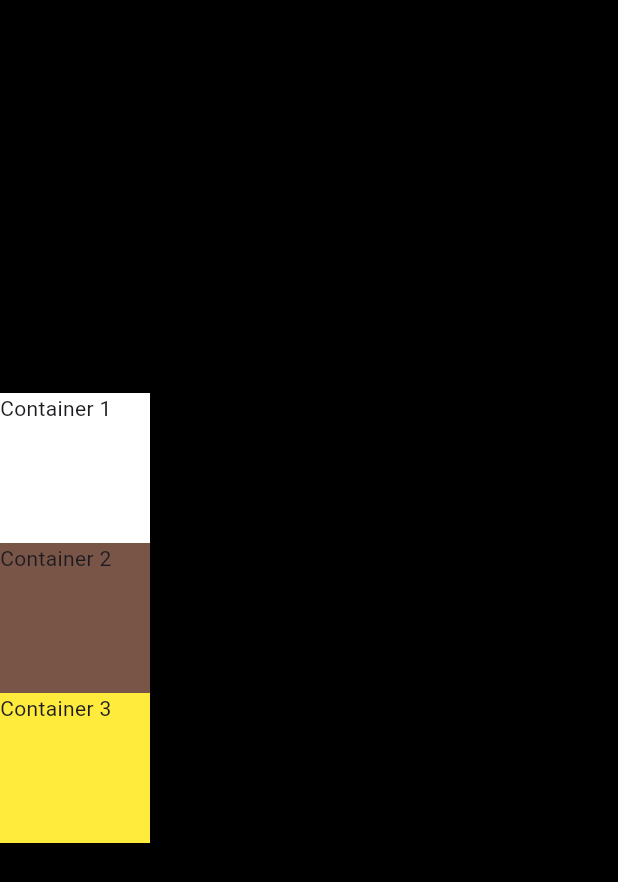
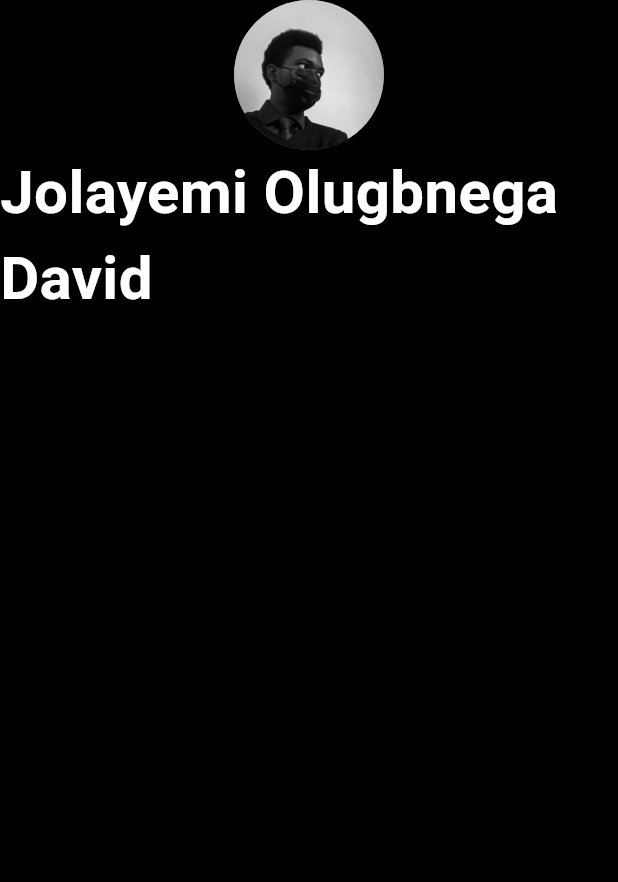
Before and after one commit to sky-hackeR/portfolio_card, a Flutter app: the screen it shows after launch, on a phone screen of 412 x 824 dp. Shown: the top 882 px of the screen. Run offline on Flutter 3.47's test engine with Material 3 defaults, Android fonts, the light colour scheme and no system bars.

Commit message:
Adding of images and desired font type and weight

```diff
--- a/lib/main.dart
+++ b/lib/main.dart
@@ -11,30 +11,24 @@
 
   @override
   Widget build(BuildContext context) {
-    return MaterialApp(
+    return const MaterialApp(
       home: Scaffold(
         backgroundColor: Colors.black,
         body: SafeArea(
           child: Column(
-            mainAxisAlignment: MainAxisAlignment.center,
-            children: <Widget> [
-              Container(
-                height: 100.0,
-                width: 100.0,
-                color: Colors.white,
-                child: const Text('Container 1'),
+            children: <Widget>[
+              CircleAvatar(
+                radius: 50.0,
+                backgroundColor: Colors.brown,
+                backgroundImage: AssetImage('images/dave.jpg'),
               ),
-              Container(
-                width: 100.0,
-                height: 100.0,
-                color: Colors.brown,
-                child: const Text('Container 2'),
-              ),
-              Container(
-                height: 100.0,
-                width: 100.0,
-                color: Colors.yellow,
-                child: const Text('Container 3'),
+              Text(
+                'Jolayemi Olugbnega David',
+                style: TextStyle(
+                  fontSize: 40.0,
+                  color: Colors.white,
+                  fontWeight: FontWeight.bold
+                ),
               ),
             ],
           ),
```
Also changed, not shown: pubspec.yaml (+3 -66 lines), images/dave.jpg (added).
